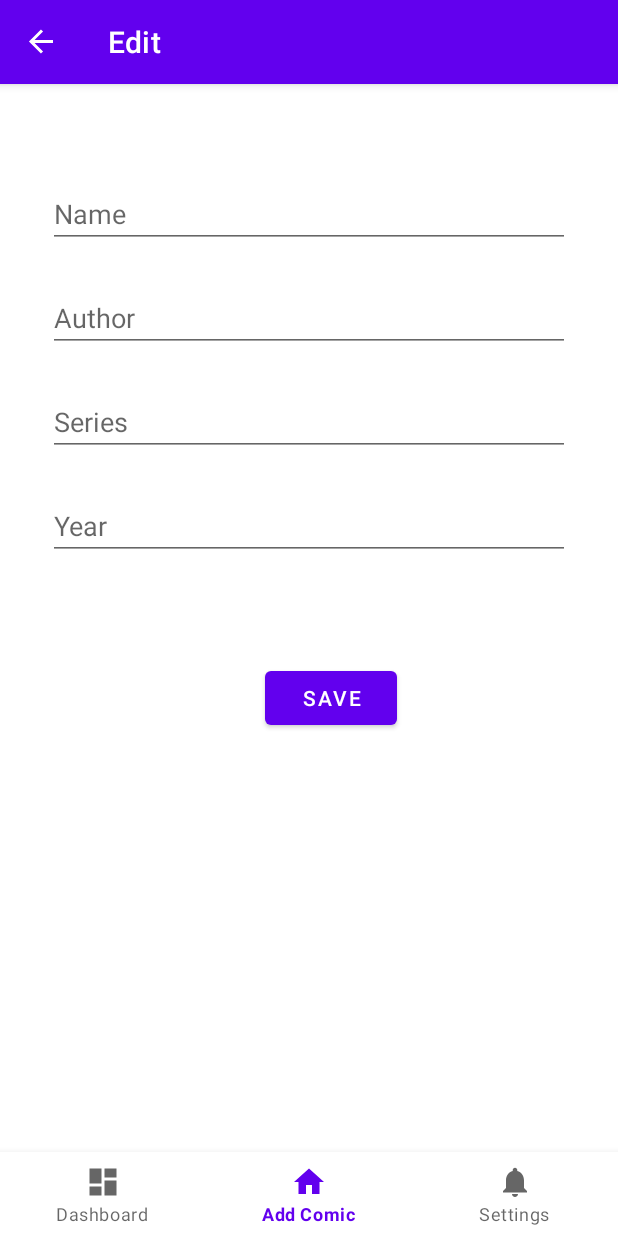
After one commit to YashsviG/comic-book-reader-android, an Android app: the EditFragment screen opened through its navigation route, on a phone screen of 412 x 824 dp. The commit adds this screen. Run offline under Robolectric (Android 15) with nearby library versions, the phone set to English and light mode, and no system bars; our stand-ins replace Room's generated code, RxJava, navigation-ui; 7 statements that could not run were skipped.

Commit message:
added delete and edit functionality

```diff
--- a/app/build.gradle
+++ b/app/build.gradle
@@ -51,6 +51,8 @@ dependencies {
     implementation 'org.apache.pdfbox:pdfbox:3.0.0-RC1'
     implementation 'androidx.navigation:navigation-fragment-ktx:2.5.3'
     implementation 'androidx.navigation:navigation-ui-ktx:2.5.3'
+    implementation 'androidx.legacy:legacy-support-v4:1.0.0'
+    implementation 'androidx.lifecycle:lifecycle-livedata-ktx:2.5.1'
     def room_version = "2.4.3"
     def kotlin_version = "1.7.20"
     def activity_version = "1.5.1"
--- a/app/src/main/java/com/example/comicshack/SliderAdapter.java
+++ b/app/src/main/java/com/example/comicshack/SliderAdapter.java
@@ -50,6 +50,9 @@ public class SliderAdapter extends RecyclerView.Adapter<SliderAdapter.SliderView
                 view.getContext().startActivity((intent));
             }
         });
+
+        holder.itemView.setLongClickable(true);
+        fragmentActivity.registerForContextMenu(holder.itemView);
     }
 
     @Override
--- a/app/src/main/java/com/example/comicshack/ui/add/AddFragment.java
+++ b/app/src/main/java/com/example/comicshack/ui/add/AddFragment.java
@@ -57,21 +57,11 @@ public class AddFragment extends Fragment {
         disposable = new CompositeDisposable();
 
 
-        Button chooseFile = (Button) binding.chooseFile;
-        chooseFile.setOnClickListener(new View.OnClickListener() {
-            @Override
-            public void onClick(View v) {
-                chooseFile(v);
-            }
-        });
+        Button chooseFile = binding.chooseFile;
+        chooseFile.setOnClickListener(v -> chooseFile(v));
 
-        Button saveComicButton = (Button) binding.addComicToDb;
-        saveComicButton.setOnClickListener(new View.OnClickListener() {
-            @Override
-            public void onClick(View v) {
-                saveComic(v);
-            }
-        });
+        Button saveComicButton = binding.addComicToDb;
+        saveComicButton.setOnClickListener(v -> saveComic(v));
 
         return root;
     }
@@ -85,7 +75,7 @@ public class AddFragment extends Fragment {
     }
 
     public void saveComic(View view) {
-        Button saveComicButton = (Button) binding.addComicToDb;
+        Button saveComicButton = binding.addComicToDb;
         saveComicButton.setEnabled(false);
 
         EditText nameEditText = binding.editTextName;
@@ -126,7 +116,6 @@ public class AddFragment extends Fragment {
         Button saveComicButton = binding.addComicToDb;
         saveComicButton.setEnabled(true);
         Toast.makeText(getContext(), "Comic Saved!", Toast.LENGTH_SHORT).show();
-
     }
 
 
--- a/app/src/main/java/com/example/comicshack/ui/dashboard/DashboardFragment.java
+++ b/app/src/main/java/com/example/comicshack/ui/dashboard/DashboardFragment.java
@@ -18,7 +18,6 @@ import androidx.viewpager2.widget.ViewPager2;
 
 import com.example.comicshack.ComicLibrary;
 import com.example.comicshack.ComicPage;
-import com.example.comicshack.ReadComicActivity;
 import com.example.comicshack.SliderAdapter;
 import com.example.comicshack.SliderItem;
 import com.example.comicshack.dao.ComicDao;
--- /dev/null
+++ b/app/src/main/java/com/example/comicshack/ui/edit/EditFragment.java
@@ -0,0 +1,107 @@
+package com.example.comicshack.ui.edit;
+
+import android.os.Bundle;
+import android.view.LayoutInflater;
+import android.view.View;
+import android.view.ViewGroup;
+import android.widget.Button;
+import android.widget.EditText;
+import android.widget.Toast;
+
+import androidx.annotation.NonNull;
+import androidx.annotation.Nullable;
+import androidx.fragment.app.Fragment;
+import androidx.navigation.Navigation;
+import androidx.navigation.fragment.NavHostFragment;
+
+import com.example.comicshack.ComicLibrary;
+import com.example.comicshack.R;
+import com.example.comicshack.dao.ComicDao;
+import com.example.comicshack.database.ComicShackDatabase;
+import com.example.comicshack.databinding.FragmentDashboardBinding;
+import com.example.comicshack.databinding.FragmentEditBinding;
+import com.example.comicshack.entities.Comic;
+
+import io.reactivex.rxjava3.android.schedulers.AndroidSchedulers;
+import io.reactivex.rxjava3.disposables.CompositeDisposable;
+import io.reactivex.rxjava3.schedulers.Schedulers;
+
+public class EditFragment extends Fragment {
+    private FragmentEditBinding binding;
+    private ComicDao comicDao;
+    private ComicShackDatabase db;
+    private CompositeDisposable disposable;
+    private ComicLibrary comicLibrary;
+    private Comic comic;
+
+    public static EditFragment newInstance() {
+        return new EditFragment();
+    }
+
+    @Override
+    public View onCreateView(@NonNull LayoutInflater inflater, @Nullable ViewGroup container,
+                             @Nullable Bundle savedInstanceState) {
+
+        binding = FragmentEditBinding.inflate(inflater, container, false);
+        View root = binding.getRoot();
+        db = ComicLibrary.getDb(getActivity().getApplicationContext());
+        comicDao = db.comicDao();
+        disposable = new CompositeDisposable();
+        comicLibrary = new ComicLibrary();
+
+        EditText nameEdit = binding.editName;
+        EditText authorEdit = binding.editAuthor;
+        EditText seriesEdit = binding.editSeries;
+        EditText yearEdit = binding.editYear;
+
+        Bundle bundle = getArguments();
+
+        int comicID = bundle.getInt(getString(R.string.comic_id));
+
+        comic = comicLibrary.getLibrary().stream().filter(c -> c.getId() == comicID).findFirst().get();
+
+        nameEdit.setText(comic.getName());
+        authorEdit.setText(comic.getAuthor());
+        seriesEdit.setText(comic.getSeries());
+        yearEdit.setText(Integer.toString(comic.getReleaseYear()));
+
+        Button editComicButton = binding.editComicButton;
+        editComicButton.setOnClickListener(v -> editComic(v));
+
+        return root;
+    }
+
+    public void editComic(View view) {
+        Button editComicButton = (Button) binding.editComicButton;
+        editComicButton.setEnabled(false);
+
+        EditText nameEditText = binding.editName;
+        EditText authorEditText = binding.editAuthor;
+        EditText seriesEditText = binding.editSeries;
+        EditText yearEditText = binding.editYear;
+
+        comic.setAuthor(authorEditText.getText().toString());
+        comic.setName(nameEditText.getText().toString());
+        comic.setSeries(seriesEditText.getText().toString());
+        comic.setReleaseYear(Integer.parseInt(yearEditText.getText().toString()));
+
+        disposable.add(comicDao.UpdateComics(comic)
+                .subscribeOn(Schedulers.io())
+                .observeOn(AndroidSchedulers.mainThread())
+                .subscribe(() -> onComicEdited()));
+    }
+
+    private void onComicEdited() {
+        Button editComicButton = binding.editComicButton;
+        editComicButton.setEnabled(true);
+        Toast.makeText(getContext(), "Comic Edited!", Toast.LENGTH_SHORT).show();
+
+        NavHostFragment.findNavController(this).navigateUp();
+    }
+
+    @Override
+    public void onDestroyView() {
+        super.onDestroyView();
+        binding = null;
+    }
+}
--- /dev/null
+++ b/app/src/main/res/layout/fragment_edit.xml
@@ -0,0 +1,76 @@
+<?xml version="1.0" encoding="utf-8"?>
+<androidx.constraintlayout.widget.ConstraintLayout xmlns:android="http://schemas.android.com/apk/res/android"
+    xmlns:app="http://schemas.android.com/apk/res-auto"
+    xmlns:tools="http://schemas.android.com/tools"
+    android:id="@+id/edit_fragment"
+    android:layout_width="match_parent"
+    android:layout_height="match_parent"
+    tools:context=".ui.edit.EditFragment">
+
+    <EditText
+        android:id="@+id/editName"
+        android:layout_width="match_parent"
+        android:layout_height="wrap_content"
+        android:layout_marginHorizontal="32dp"
+        android:layout_marginTop="8dp"
+        android:autofillHints="Name"
+        android:ems="10"
+        android:hint="@string/name"
+        android:inputType="textPersonName"
+        app:layout_constraintTop_toTopOf="parent"
+        tools:layout_editor_absoluteX="34dp" />
+
+    <EditText
+        android:id="@+id/editAuthor"
+        android:layout_width="match_parent"
+        android:layout_height="wrap_content"
+        android:layout_marginHorizontal="32dp"
+        android:layout_marginTop="24dp"
+        android:autofillHints="Author"
+        android:ems="10"
+        android:hint="@string/author"
+        android:inputType="textPersonName"
+        app:layout_constraintTop_toBottomOf="@+id/editName"
+        tools:layout_editor_absoluteX="34dp" />
+
+    <EditText
+        android:id="@+id/editSeries"
+        android:layout_width="match_parent"
+        android:layout_height="wrap_content"
+        android:layout_marginHorizontal="32dp"
+        android:layout_marginTop="24dp"
+        android:autofillHints="Series"
+        android:ems="10"
+        android:hint="@string/series"
+        android:inputType="textPersonName"
+        app:layout_constraintTop_toBottomOf="@+id/editAuthor"
+        tools:layout_editor_absoluteX="34dp" />
+
+    <EditText
+        android:id="@+id/editYear"
+        android:layout_width="match_parent"
+        android:layout_height="wrap_content"
+        android:layout_marginHorizontal="32dp"
+        android:layout_marginTop="24dp"
+        android:autofillHints="Year"
+        android:ems="10"
+        android:hint="@string/year"
+        android:inputType="number"
+        app:layout_constraintTop_toBottomOf="@+id/editSeries"
+        tools:layout_editor_absoluteX="34dp" />
+
+    <Button
+        android:id="@+id/editComicButton"
+        android:layout_width="wrap_content"
+        android:layout_height="wrap_content"
+        android:layout_marginStart="147dp"
+        android:layout_marginTop="68dp"
+        android:layout_marginEnd="147dp"
+        android:text="@string/save"
+        app:layout_constraintEnd_toEndOf="parent"
+        app:layout_constraintHorizontal_bias="1.0"
+        app:layout_constraintStart_toStartOf="parent"
+        app:layout_constraintTop_toBottomOf="@+id/editYear" />
+
+
+</androidx.constraintlayout.widget.ConstraintLayout>
--- a/app/src/main/res/navigation/mobile_navigation.xml
+++ b/app/src/main/res/navigation/mobile_navigation.xml
@@ -22,4 +22,10 @@
         android:name="com.example.comicshack.ui.settings.SettingsFragment"
         android:label="@string/title_settings"
         tools:layout="@layout/fragment_settings" />
+
+    <fragment
+        android:id="@+id/navigation_edit"
+        android:name="com.example.comicshack.ui.edit.EditFragment"
+        android:label="Edit"
+        tools:layout="@layout/fragment_edit" />
 </navigation>
--- a/app/src/main/res/values/strings.xml
+++ b/app/src/main/res/values/strings.xml
@@ -10,4 +10,6 @@
     <string name="choose_file">Choose File...</string>
     <string name="left_arrow">&lt;</string>
     <string name="right_arrow">&gt;</string>
+    <string name="save">Save</string>
+    <string name="comic_id">comic id</string>
 </resources>
```
Also changed, not shown: app/src/main/java/com/example/comicshack/MainActivity.java (+60 -9 lines), app/src/main/java/com/example/comicshack/ui/edit/EditViewModel.java (added, +7 -0 lines).
